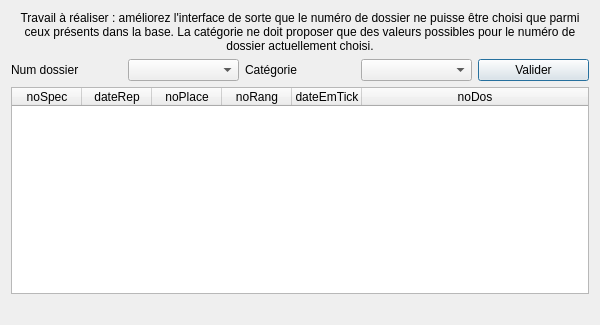
First picture: the form in gui/fct_comp_4.ui, repository charlie38/theatre_L3, before the edit.
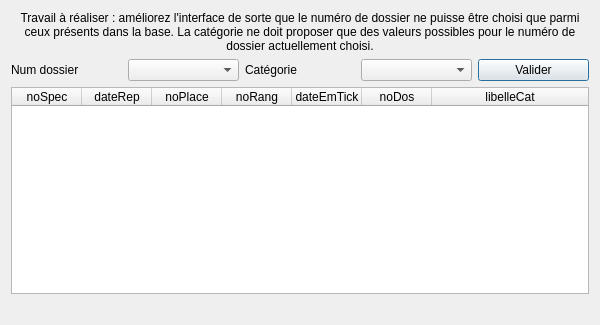
Second picture: the form after the edit.

```diff
--- a/gui/fct_comp_4.ui
+++ b/gui/fct_comp_4.ui
@@ -102,6 +102,11 @@
        <string>noDos</string>
       </property>
      </column>
+     <column>
+      <property name="text">
+       <string>libelleCat</string>
+      </property>
+     </column>
     </widget>
    </item>
    <item>
```
